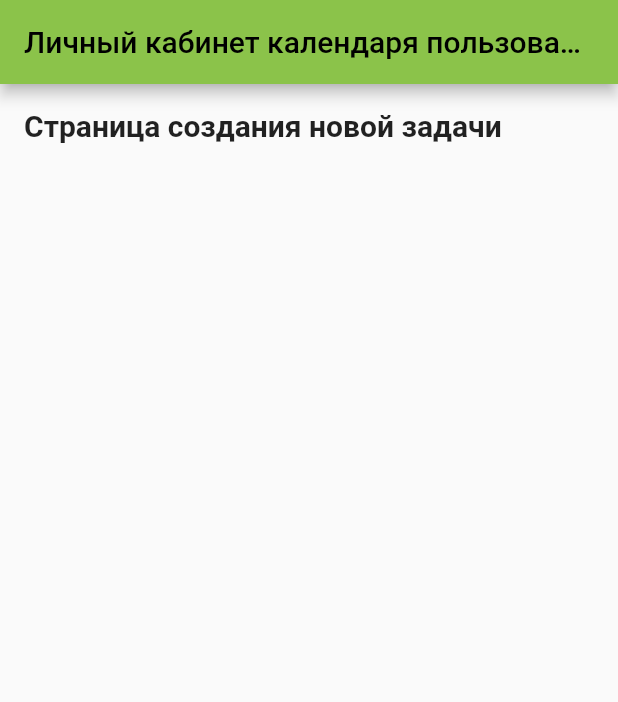
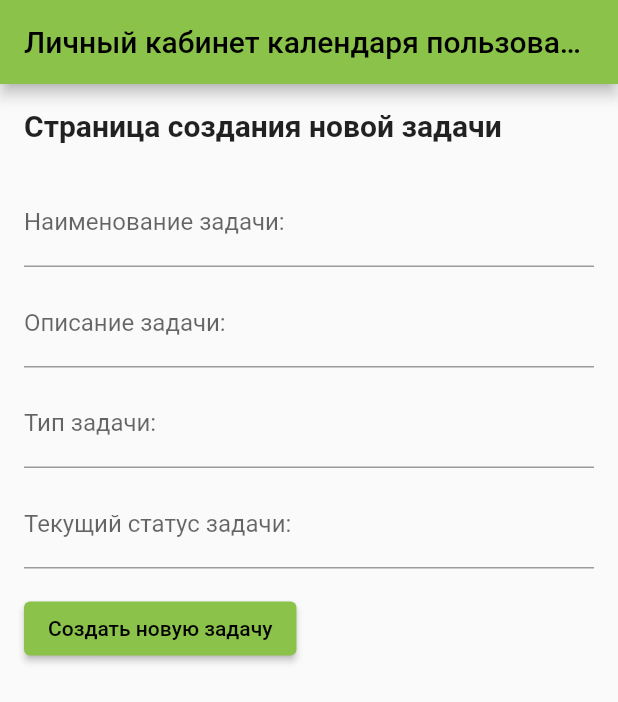
Before and after one commit to Tigeroff2002/ToDoCalendarClient, a Flutter app: the Home screen opened directly, item 4 of the bottom bar chosen, on a phone screen of 412 x 824 dp. Shown: the top 702 px of the screen. Run offline on Flutter 3.47's test engine with Material 2 defaults, Android fonts, the phone set to English and light mode, and no system bars; network calls fail.

Commit message:
Editing placeholders of user page

```diff
--- a/lib/user_page.dart
+++ b/lib/user_page.dart
@@ -1,10 +1,8 @@
 import 'package:flutter/material.dart';
-import 'package:http/http.dart' as http;
-import 'package:todo_calendar_client/events_calendar.dart';
-import 'dart:convert';
-import 'package:todo_calendar_client/home_page.dart';
-import 'package:todo_calendar_client/models/requests/AddNewEventModel.dart';
-import 'package:todo_calendar_client/models/responses/additional_responces/Response.dart';
+import 'package:todo_calendar_client/widgets/EventPlaceholderWidget.dart';
+import 'package:todo_calendar_client/widgets/GroupPlaceholderWidget.dart';
+import 'package:todo_calendar_client/widgets/TaskPlaceholderWidget.dart';
+import 'package:todo_calendar_client/widgets/ReportPlaceholderWidget.dart';
 
 class UserPage extends StatelessWidget {
   @override
@@ -27,11 +25,11 @@ class _HomeState extends State<Home> {
   int _currentIndex = 0;
 
   final List<Widget> _children = [
-    PlaceholderWidget(color: Colors.red, text: 'Главная страница пользователя', index: 0),
-    PlaceholderWidget(color: Colors.green, text: 'Страница создания мероприятия', index: 1),
-    PlaceholderWidget(color: Colors.blueAccent, text: 'Страница создания новой группы', index: 2),
-    PlaceholderWidget(color: Colors.lime, text: 'Страница создания новой задачи', index: 3),
-    PlaceholderWidget(color: Colors.deepOrangeAccent, text: 'Страница создания нового отчета', index: 4)
+    EventPlaceholderWidget(color: Colors.red, text: 'Главная страница пользователя', index: 0),
+    EventPlaceholderWidget(color: Colors.green, text: 'Страница создания мероприятия', index: 1),
+    GroupPlaceholderWidget(color: Colors.blueAccent, text: 'Страница создания новой группы', index: 2),
+    TaskPlaceholderWidget(color: Colors.lime, text: 'Страница создания новой задачи', index: 3),
+    ReportPlaceholderWidget(color: Colors.deepOrangeAccent, text: 'Страница создания нового отчета', index: 4)
   ];
 
   void onTabTapped(int index) {
@@ -76,143 +74,3 @@ class _HomeState extends State<Home> {
     );
   }
 }
-
-class PlaceholderWidget extends StatelessWidget {
-  final Color color;
-  final String text;
-  final int index;
-  List<String> myList = [];
-
-  final int userId = 1;
-  final int groupId = 10;
-  final String token = '0895439408';
-
-  final TextEditingController eventCaptionController = TextEditingController();
-  final TextEditingController eventDescriptionController = TextEditingController();
-  final TextEditingController scheduledStartController = TextEditingController();
-  final TextEditingController durationController = TextEditingController();
-  final TextEditingController eventTypeController = TextEditingController();
-  final TextEditingController eventStatusController = TextEditingController();
-
-  PlaceholderWidget({required this.color, required this.text,required this.index});
-
-  Future<void> add(BuildContext context) async
-  {
-    String caption = eventCaptionController.text;
-    String description = eventDescriptionController.text;
-    String scheduledStart = scheduledStartController.text;
-    String duration = durationController.text;
-    String eventType = eventTypeController.text;
-    String eventStatus = eventStatusController.text;
-
-    var guestIds = [2];
-
-    var model = new AddNewEventModel(
-        userId: (userId),
-        token: token,
-        caption: caption,
-        description: description,
-        start: scheduledStart,
-        duration: duration,
-        eventType: eventType,
-        eventStatus: eventStatus,
-        groupId: groupId,
-        guestIds: guestIds);
-
-    var requestMap = model.toJson();
-
-    final url = Uri.parse('http://localhost:5201/events/schedule_new');
-    final headers = {'Content-Type': 'application/json'};
-    final body = jsonEncode(requestMap);
-    final response = await http.post(url, headers: headers, body: body);
-
-    var jsonData = jsonDecode(response.body);
-    var responseContent = Response.fromJson(jsonData);
-
-    if (responseContent.outInfo != null){
-      ScaffoldMessenger.of(context).showSnackBar(
-          SnackBar(
-              content: Text(responseContent.outInfo.toString())
-          )
-      );
-    }
-  }
-
-  @override
-  Widget build(BuildContext context) {
-    return Padding(
-      padding: EdgeInsets.all(16.0),
-      child: Column(
-          crossAxisAlignment: CrossAxisAlignment.start,
-          children: [
-            Text(
-              text,
-              style: TextStyle(fontSize: 20.0, fontWeight: FontWeight.bold),
-            ),
-            SizedBox(height: 16.0),
-            if(index == 0) ...[
-              ElevatedButton(
-                onPressed: () {
-                  Navigator.pushReplacement(context, MaterialPageRoute(builder: (context) => EventsCalendarPage()),);
-                },
-                child: Text('Перейти к списку ваших мероприятий!'),
-              ),
-              ElevatedButton(
-                onPressed: () {
-                  Navigator.pushReplacement(context, MaterialPageRoute(builder: (context) => HomePage()),);
-                },
-                child: Text('Выйти'),
-              ),
-            ],
-            if(index == 1) ...[
-              SizedBox(height: 8.0),
-              TextField(
-                controller: eventCaptionController,
-                decoration: InputDecoration(
-                  labelText: 'Наименование мероприятия:',
-                ),
-              ),
-              SizedBox(height: 8.0),
-              TextFormField(
-                controller: eventDescriptionController,
-                maxLines: null,
-                decoration: InputDecoration(
-                  labelText: 'Описание меропрития:',
-                ),
-              ),
-              SizedBox(height: 8.0),
-              TextField(
-                controller: scheduledStartController,
-                decoration: InputDecoration(
-                  labelText: 'Время начала мероприятия',
-                ),
-              ),
-              SizedBox(height: 8.0),
-              TextField(
-                controller: eventTypeController,
-                decoration: InputDecoration(
-                  labelText: 'Тип мероприятия',
-                ),
-              ),
-              SizedBox(height: 8.0),
-              TextField(
-                controller: eventStatusController,
-                decoration: InputDecoration(
-                  labelText: 'Статус мероприятия',
-                ),
-              ),
-            ],
-            if(index == 1) ...[
-              SizedBox(height: 16.0),
-              ElevatedButton(
-                onPressed: () {
-                  add(context);
-                },
-                child: Text('Создать новое мероприятие'),
-              ),
-            ],
-          ]
-      ),
-    );
-  }
-}
--- /dev/null
+++ b/lib/widgets/TaskPlaceholderWidget.dart
@@ -0,0 +1,139 @@
+import 'package:flutter/material.dart';
+import 'package:http/http.dart' as http;
+import 'package:todo_calendar_client/events_calendar.dart';
+import 'dart:convert';
+import 'package:todo_calendar_client/home_page.dart';
+import 'package:todo_calendar_client/models/requests/AddNewTaskModel.dart';
+import 'package:todo_calendar_client/models/responses/additional_responces/Response.dart';
+
+class TaskPlaceholderWidget extends StatelessWidget {
+  final Color color;
+  final String text;
+  final int index;
+  List<String> myList = [];
+
+  final int userId = 1;
+  final int groupId = 10;
+  final String token = '0895439408';
+
+  final TextEditingController taskCaptionController = TextEditingController();
+  final TextEditingController taskDescriptionController = TextEditingController();
+  final TextEditingController taskTypeController = TextEditingController();
+  final TextEditingController taskStatusController = TextEditingController();
+
+  TaskPlaceholderWidget({required this.color, required this.text,required this.index});
+
+  Future<void> addNewTask(BuildContext context) async
+  {
+    String caption = taskCaptionController.text;
+    String description = taskStatusController.text;
+    String taskType = taskTypeController.text;
+    String taskStatus = taskStatusController.text;
+
+    var implementerId = 3;
+
+    var model = new AddNewTaskModel(
+        userId: (userId),
+        token: token,
+        caption: caption,
+        description: description,
+        taskType: taskType,
+        taskStatus: taskStatus,
+        implementerId: implementerId
+    );
+
+    var requestMap = model.toJson();
+
+    final url = Uri.parse('http://localhost:5201/tasks/create');
+    final headers = {'Content-Type': 'application/json'};
+    final body = jsonEncode(requestMap);
+    final response = await http.post(url, headers: headers, body: body);
+
+    var jsonData = jsonDecode(response.body);
+    var responseContent = Response.fromJson(jsonData);
+
+    if (responseContent.outInfo != null){
+      ScaffoldMessenger.of(context).showSnackBar(
+          SnackBar(
+              content: Text(responseContent.outInfo.toString())
+          )
+      );
+    }
+
+    taskCaptionController.clear();
+    taskDescriptionController.clear();
+    taskTypeController.clear();
+    taskStatusController.clear();
+  }
+
+  @override
+  Widget build(BuildContext context) {
+    return Padding(
+      padding: EdgeInsets.all(16.0),
+      child: Column(
+          crossAxisAlignment: CrossAxisAlignment.start,
+          children: [
+            Text(
+              text,
+              style: TextStyle(fontSize: 20.0, fontWeight: FontWeight.bold),
+            ),
+            SizedBox(height: 16.0),
+            if(index == 0) ...[
+              ElevatedButton(
+                onPressed: () {
+                  Navigator.pushReplacement(context, MaterialPageRoute(builder: (context) => EventsCalendarPage()),);
+                },
+                child: Text('Перейти к вашему календарю'),
+              ),
+              ElevatedButton(
+                onPressed: () {
+                  Navigator.pushReplacement(context, MaterialPageRoute(builder: (context) => HomePage()),);
+                },
+                child: Text('Выйти'),
+              ),
+            ],
+            if(index == 3) ...[
+              SizedBox(height: 8.0),
+              TextField(
+                controller: taskCaptionController,
+                decoration: InputDecoration(
+                  labelText: 'Наименование задачи: ',
+                ),
+              ),
+              SizedBox(height: 8.0),
+              TextFormField(
+                controller: taskDescriptionController,
+                maxLines: null,
+                decoration: InputDecoration(
+                  labelText: 'Описание задачи: ',
+                ),
+              ),
+              SizedBox(height: 8.0),
+              TextField(
+                controller: taskTypeController,
+                decoration: InputDecoration(
+                  labelText: 'Тип задачи: ',
+                ),
+              ),
+              SizedBox(height: 8.0),
+              TextField(
+                controller: taskStatusController,
+                decoration: InputDecoration(
+                  labelText: 'Текущий статус задачи: ',
+                ),
+              ),
+            ],
+            if(index == 3) ...[
+              SizedBox(height: 16.0),
+              ElevatedButton(
+                onPressed: () {
+                  addNewTask(context);
+                },
+                child: Text('Создать новую задачу'),
+              ),
+            ],
+          ]
+      ),
+    );
+  }
+}
```
Also changed, not shown: lib/widgets/EventPlaceholderWidget.dart (added, +154 -0 lines), lib/widgets/GroupPlaceholderWidget.dart (added, +117 -0 lines), lib/widgets/ReportPlaceholderWidget.dart (added, +126 -0 lines).
